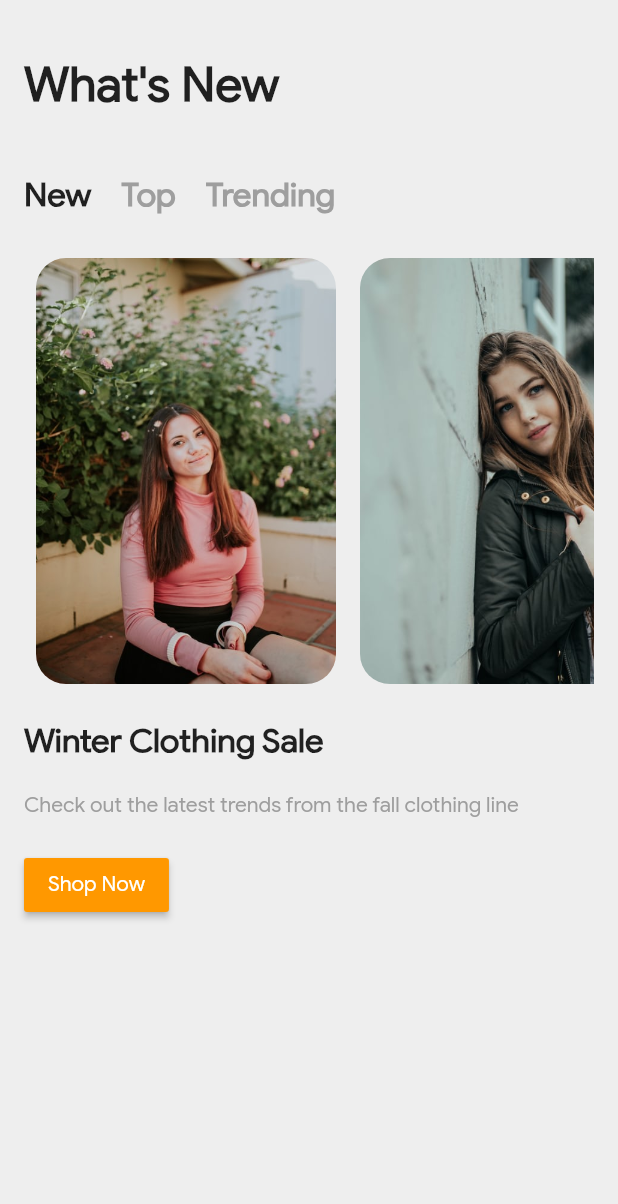
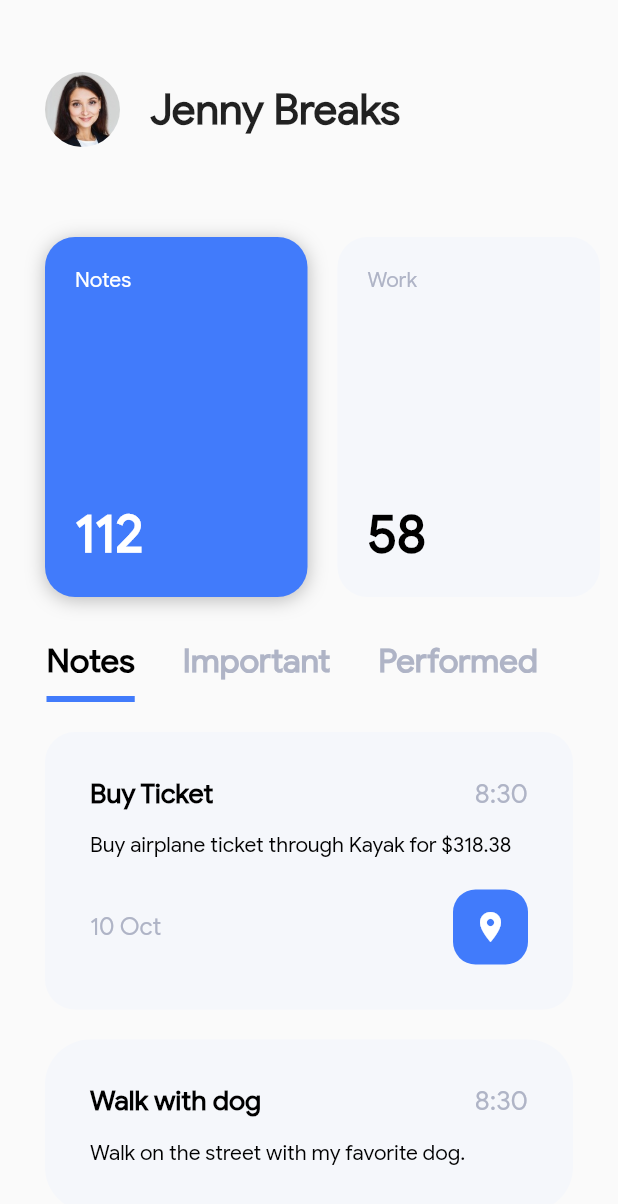
Before and after one commit to spike04/Flutter-UI-Collections, a Flutter app: the screen it shows after launch, on a phone screen of 412 x 824 dp. Shown: the top 1204 px of the screen. Run offline on Flutter 3.47's test engine with Material 2 defaults, Android fonts, the phone set to English and light mode, and no system bars.

Commit message:
Added Notes Page Design to Collection

```diff
--- a/lib/clothing/clothing_page.dart
+++ b/lib/clothing/clothing_page.dart
@@ -6,6 +6,7 @@ class ClothingPage extends StatelessWidget {
     return Scaffold(
       backgroundColor: Colors.grey[200],
       body: SafeArea(
+        child: SingleChildScrollView(
           child: Padding(
             padding: EdgeInsets.all(16.0),
             child: Column(
@@ -99,6 +100,7 @@ class ClothingPage extends StatelessWidget {
             ),
           ),
         ),
+      ),
     );
   }
 
--- a/lib/main.dart
+++ b/lib/main.dart
@@ -1,6 +1,6 @@
 import 'package:flutter/material.dart';
 
-import 'clothing/clothing_page.dart';
+import 'notes/notes_page.dart';
 
 void main() => runApp(MyApp());
 
@@ -14,7 +14,7 @@ class MyApp extends StatelessWidget {
         fontFamily: 'GoogleSans',
         primarySwatch: Colors.blue,
       ),
-      home: ClothingPage(),
+      home: NotesPage(),
     );
   }
 }
--- /dev/null
+++ b/lib/notes/model/note_model.dart
@@ -0,0 +1,27 @@
+class Note {
+  String title;
+  String content;
+  DateTime date;
+
+  Note({this.title, this.content, this.date});
+}
+
+final Map<String, int> categories = {
+  'Notes': 112,
+  'Work': 58,
+  'Home': 23,
+  'Complete': 31
+};
+
+final List<Note> notes = [
+  Note(
+    title: 'Buy Ticket',
+    content: 'Buy airplane ticket through Kayak for \$318.38',
+    date: DateTime(2019, 10, 10, 8, 30),
+  ),
+  Note(
+    title: 'Walk with dog',
+    content: 'Walk on the street with my favorite dog.',
+    date: DateTime(2019, 10, 10, 8, 30),
+  ),
+];
--- /dev/null
+++ b/lib/notes/notes_page.dart
@@ -0,0 +1,292 @@
+import 'package:flutter/material.dart';
+import 'package:intl/intl.dart';
+
+import 'model/note_model.dart';
+
+class NotesPage extends StatefulWidget {
+  @override
+  _NotesPageState createState() => _NotesPageState();
+}
+
+class _NotesPageState extends State<NotesPage>
+    with SingleTickerProviderStateMixin {
+  int _selectedCategoryIndex = 0;
+  TabController _tabController;
+  final DateFormat _dateFormatter = DateFormat('dd MMM');
+  final DateFormat _timeFormatter = DateFormat('h:mm');
+
+  @override
+  void initState() {
+    super.initState();
+    _tabController = TabController(initialIndex: 0, length: 3, vsync: this);
+  }
+
+  @override
+  Widget build(BuildContext context) {
+    return Scaffold(
+      body: ListView(
+        children: <Widget>[
+          SizedBox(height: 48.0),
+          Padding(
+            padding: EdgeInsets.symmetric(horizontal: 30.0),
+            child: Row(
+              mainAxisAlignment: MainAxisAlignment.start,
+              children: <Widget>[
+                Container(
+                  width: 50.0,
+                  height: 50.0,
+                  decoration: BoxDecoration(
+                    image: DecorationImage(
+                      image: AssetImage('assets/images/user.png'),
+                    ),
+                    borderRadius: BorderRadius.circular(25.0),
+                  ),
+                ),
+                SizedBox(width: 20.0),
+                Text(
+                  'Jenny Breaks',
+                  style: TextStyle(
+                    fontSize: 28.0,
+                    fontWeight: FontWeight.bold,
+                  ),
+                ),
+              ],
+            ),
+          ),
+          SizedBox(height: 40.0),
+          Container(
+            height: 280.0,
+            child: ListView.builder(
+              scrollDirection: Axis.horizontal,
+              itemCount: categories.length + 1,
+              itemBuilder: (BuildContext context, int index) {
+                if (index == 0) return SizedBox(width: 20.0);
+                return _buildCategoryCard(
+                  index - 1,
+                  categories.keys.toList()[index - 1],
+                  categories.values.toList()[index - 1],
+                );
+              },
+            ),
+          ),
+          Padding(
+            padding: EdgeInsets.only(left: 15.0),
+            child: TabBar(
+              controller: _tabController,
+              labelColor: Colors.black,
+              unselectedLabelColor: Color(0xFFAFB4C6),
+              indicatorColor: Color(0xFF417BFB),
+              indicatorSize: TabBarIndicatorSize.label,
+              indicatorWeight: 4.0,
+              isScrollable: true,
+              tabs: <Widget>[
+                Tab(
+                  child: Text(
+                    'Notes',
+                    style: TextStyle(
+                      fontSize: 22.0,
+                      fontWeight: FontWeight.bold,
+                    ),
+                  ),
+                ),
+                Tab(
+                  child: Text(
+                    'Important',
+                    style: TextStyle(
+                      fontSize: 22.0,
+                      fontWeight: FontWeight.bold,
+                    ),
+                  ),
+                ),
+                Tab(
+                  child: Text(
+                    'Performed',
+                    style: TextStyle(
+                      fontSize: 22.0,
+                      fontWeight: FontWeight.bold,
+                    ),
+                  ),
+                ),
+              ],
+            ),
+          ),
+          SizedBox(height: 20.0),
+          Container(
+            margin: EdgeInsets.symmetric(horizontal: 30.0),
+            padding: EdgeInsets.all(30.0),
+            decoration: BoxDecoration(
+              color: Color(0xFFF5F7FB),
+              borderRadius: BorderRadius.circular(20.0),
+            ),
+            child: Column(
+              crossAxisAlignment: CrossAxisAlignment.start,
+              children: <Widget>[
+                Row(
+                  mainAxisAlignment: MainAxisAlignment.spaceBetween,
+                  children: <Widget>[
+                    Text(
+                      notes[0].title,
+                      style: TextStyle(
+                        color: Colors.black,
+                        fontSize: 18.0,
+                        fontWeight: FontWeight.bold,
+                      ),
+                    ),
+                    Text(
+                      _timeFormatter.format(notes[0].date),
+                      style: TextStyle(
+                        color: Color(0xFFAFB4C6),
+                        fontSize: 18.0,
+                        fontWeight: FontWeight.w500,
+                      ),
+                    ),
+                  ],
+                ),
+                SizedBox(height: 15.0),
+                Text(
+                  notes[0].content,
+                  style: TextStyle(
+                    color: Colors.black,
+                    fontSize: 14.0,
+                    fontWeight: FontWeight.w500,
+                  ),
+                ),
+                SizedBox(height: 20.0),
+                Row(
+                  mainAxisAlignment: MainAxisAlignment.spaceBetween,
+                  crossAxisAlignment: CrossAxisAlignment.center,
+                  children: <Widget>[
+                    Text(
+                      _dateFormatter.format(notes[0].date),
+                      style: TextStyle(
+                        color: Color(0xFFAFB4C6),
+                        fontSize: 16.0,
+                        fontWeight: FontWeight.w500,
+                      ),
+                    ),
+                    Container(
+                      height: 50.0,
+                      width: 50.0,
+                      decoration: BoxDecoration(
+                        color: Color(0xFF417BFB),
+                        borderRadius: BorderRadius.circular(15.0),
+                      ),
+                      child: Icon(
+                        Icons.location_on,
+                        color: Colors.white,
+                      ),
+                    ),
+                  ],
+                ),
+              ],
+            ),
+          ),
+          SizedBox(height: 20.0),
+          Container(
+            margin: EdgeInsets.symmetric(horizontal: 30.0),
+            padding: EdgeInsets.all(30.0),
+            decoration: BoxDecoration(
+              color: Color(0xFFF5F7FB),
+              borderRadius: BorderRadius.circular(30.0),
+            ),
+            child: Column(
+              crossAxisAlignment: CrossAxisAlignment.start,
+              children: <Widget>[
+                Row(
+                  mainAxisAlignment: MainAxisAlignment.spaceBetween,
+                  children: <Widget>[
+                    Text(
+                      notes[1].title,
+                      style: TextStyle(
+                        color: Colors.black,
+                        fontSize: 18.0,
+                        fontWeight: FontWeight.w600,
+                      ),
+                    ),
+                    Text(
+                      _timeFormatter.format(notes[1].date),
+                      style: TextStyle(
+                        color: Color(0xFFAFB4C6),
+                        fontSize: 18.0,
+                        fontWeight: FontWeight.w500,
+                      ),
+                    ),
+                  ],
+                ),
+                SizedBox(height: 15.0),
+                Text(
+                  notes[1].content,
+                  style: TextStyle(
+                    color: Colors.black,
+                    fontSize: 14.0,
+                    fontWeight: FontWeight.w500,
+                  ),
+                ),
+              ],
+            ),
+          ),
+        ],
+      ),
+    );
+  }
+
+  Widget _buildCategoryCard(int index, String title, int count) {
+    return GestureDetector(
+      onTap: () {
+        setState(() {
+          _selectedCategoryIndex = index;
+        });
+      },
+      child: Container(
+        margin: EdgeInsets.symmetric(horizontal: 10.0, vertical: 20.0),
+        height: 240.0,
+        width: 175.0,
+        decoration: BoxDecoration(
+          color: _selectedCategoryIndex == index
+              ? Color(0xFF417BFB)
+              : Color(0xFFF5F7FB),
+          borderRadius: BorderRadius.circular(20.0),
+          boxShadow: [
+            _selectedCategoryIndex == index
+                ? BoxShadow(
+                    color: Colors.black26,
+                    offset: Offset(0, 2),
+                    blurRadius: 10.0,
+                  )
+                : BoxShadow(color: Colors.transparent),
+          ],
+        ),
+        child: Column(
+          mainAxisAlignment: MainAxisAlignment.spaceBetween,
+          crossAxisAlignment: CrossAxisAlignment.start,
+          children: <Widget>[
+            Padding(
+              padding: EdgeInsets.all(20.0),
+              child: Text(
+                title,
+                style: TextStyle(
+                  color: _selectedCategoryIndex == index
+                      ? Colors.white
+                      : Color(0xFFAFB4C6),
+                ),
+              ),
+            ),
+            Padding(
+              padding: EdgeInsets.all(20.0),
+              child: Text(
+                count.toString(),
+                style: TextStyle(
+                  color: _selectedCategoryIndex == index
+                      ? Colors.white
+                      : Colors.black,
+                  fontSize: 35.0,
+                  fontWeight: FontWeight.bold,
+                ),
+              ),
+            ),
+          ],
+        ),
+      ),
+    );
+  }
+}
--- a/pubspec.yaml
+++ b/pubspec.yaml
@@ -19,6 +19,7 @@ environment:
 dependencies:
   flutter:
     sdk: flutter
+  intl: ^0.16.0
 
   # The following adds the Cupertino Icons font to your application.
   # Use with the CupertinoIcons class for iOS style icons.
```
Also changed, not shown: assets/images/user.png (added), pubspec.lock, snapshots/notes.jpg (added), 1 other file. Lines whose indentation alone changed are shown as unchanged.
